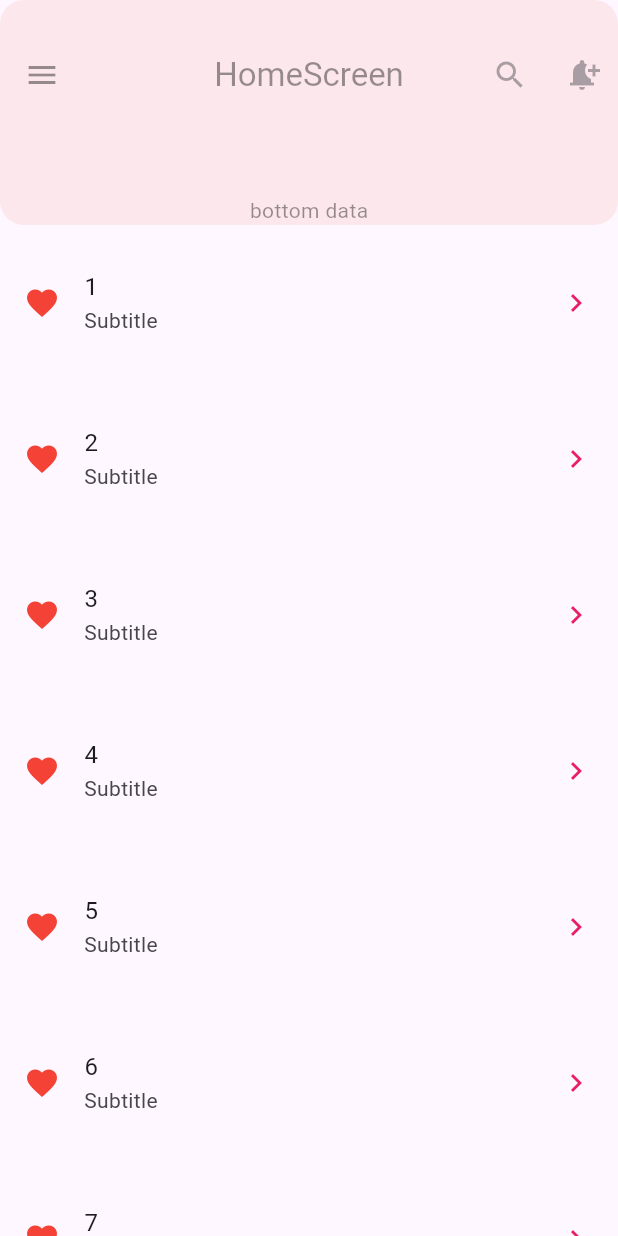
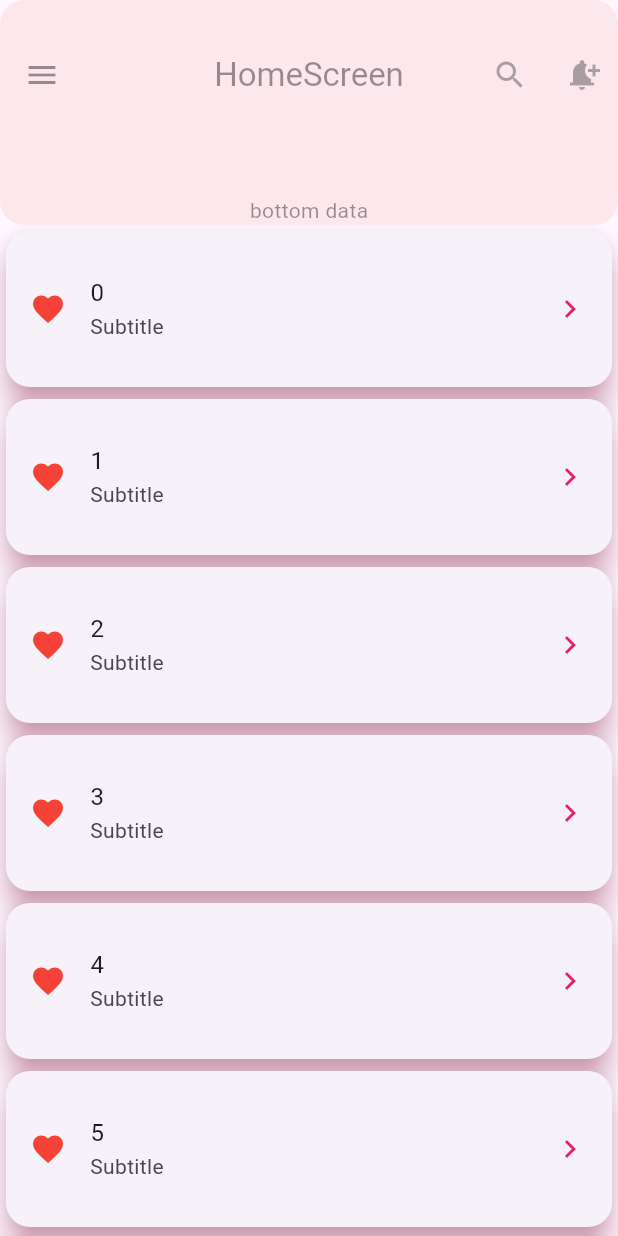
Before and after one commit to rddewan/flutter-beginner-course, a Flutter app: the screen it shows after launch, on a phone screen of 412 x 824 dp. Run offline on Flutter 3.47's test engine with Material 3 defaults, Android fonts, the phone set to English and light mode, and no system bars.

Commit message:
Card widget

```diff
--- /dev/null
+++ b/flutter_basic/lib/screen/widget/home/card_widget.dart
@@ -0,0 +1,21 @@
+import 'package:flutter/material.dart';
+import 'package:flutter_basic/screen/widget/home/list_tile_widget.dart';
+
+class CardWidget extends StatelessWidget {
+  final String text;
+
+  const CardWidget({super.key, required this.text});
+
+  @override
+  Widget build(BuildContext context) {
+    return Card(
+      elevation: 8,
+      shadowColor: Colors.pink.shade300,
+      // color: Colors.deepPurple.shade50,
+      shape: RoundedRectangleBorder(
+        borderRadius: BorderRadius.circular(16)
+      ),
+      child: ListTileWidget(text: text),
+    );
+  }
+}
--- a/flutter_basic/lib/screen/widget/home/list_tile_widget.dart
+++ b/flutter_basic/lib/screen/widget/home/list_tile_widget.dart
@@ -34,6 +34,9 @@ class _ListTileWidgetState extends State<ListTileWidget> {
         selectedColor: Colors.blue,
         selectedTileColor: Colors.amber.shade100,
         contentPadding: const EdgeInsets.all(8.0),
+        shape: RoundedRectangleBorder(
+          borderRadius: BorderRadius.circular(8)
+        ),
         onTap: () {
           debugPrint(widget.text);
           _isSelected(widget.text);
--- a/flutter_basic/lib/screen/widget/home/list_view_builder_widget.dart
+++ b/flutter_basic/lib/screen/widget/home/list_view_builder_widget.dart
@@ -1,6 +1,7 @@
 
 
 import 'package:flutter/material.dart';
+import 'package:flutter_basic/screen/widget/home/card_widget.dart';
 import 'package:flutter_basic/screen/widget/home/container_widget.dart';
 import 'package:flutter_basic/screen/widget/home/list_tile_widget.dart';
 
@@ -47,7 +48,7 @@ class _ListViewBuilderWidgetState extends State<ListViewBuilderWidget> {
       controller: _scrollController,
       reverse: false,
       itemBuilder: (context, index) {
-        return ListTileWidget(text: '${index + 1}');
+        return CardWidget(text: index.toString());
       },
     );
   }
```
